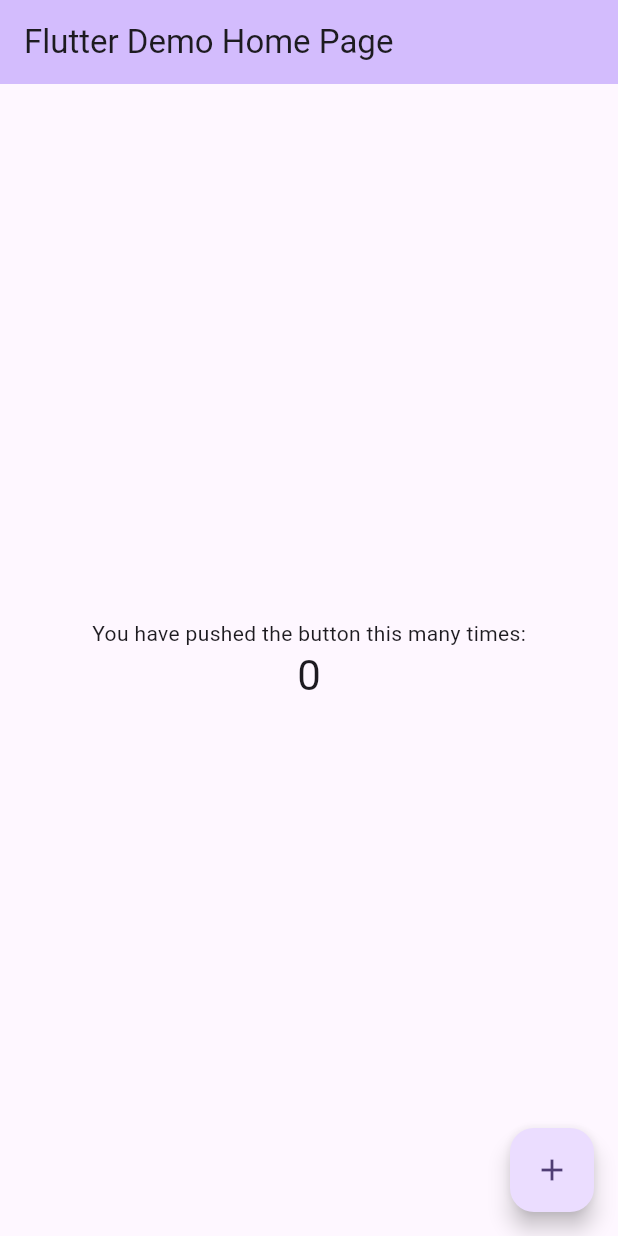
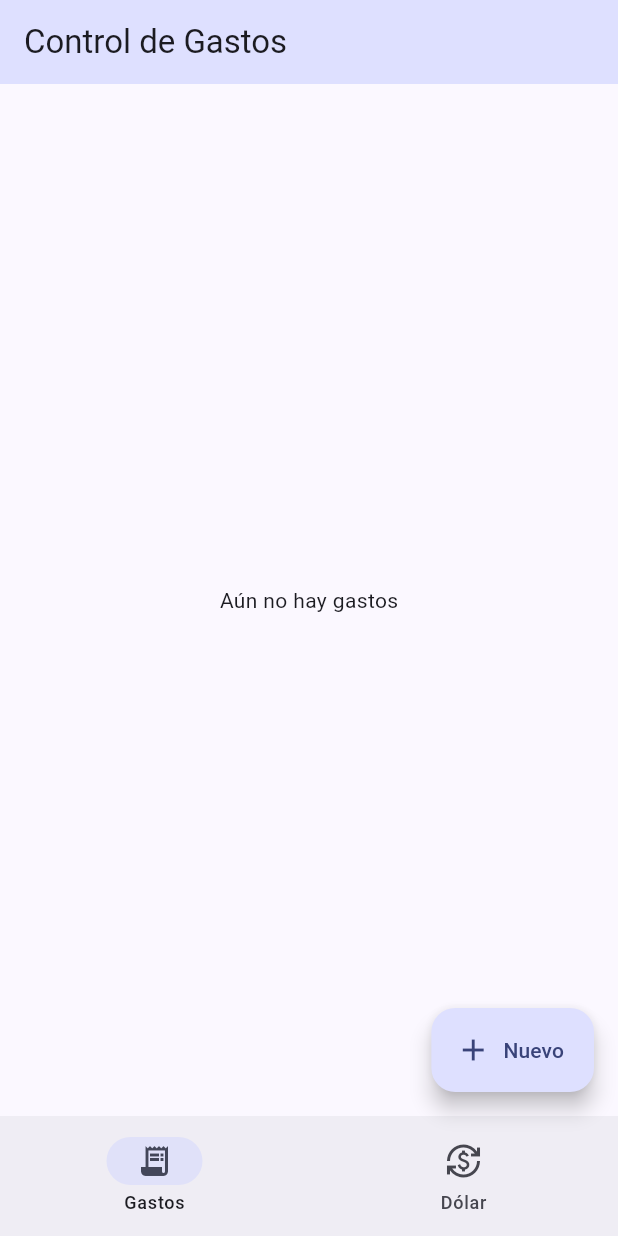
Before and after one commit to ckjosu/practica-5-api, a Flutter app: the screen it shows after launch, on a phone screen of 412 x 824 dp. Run offline on Flutter 3.47's test engine with Material 3 defaults, Android fonts, the phone set to English and light mode, and no system bars; our stand-ins replace flutter_local_notifications, geolocator, sqflite; accounts and stored records are empty.

Commit message:
Práctica 10 ejercicio: app Control de Gastos con SQLite, API, ubicación y notificaciones

```diff
--- a/lib/main.dart
+++ b/lib/main.dart
@@ -1,122 +1,23 @@
 import 'package:flutter/material.dart';
+import 'screens/inicio_screen.dart';
+import 'services/notificaciones.dart';
 
-void main() {
-  runApp(const MyApp());
+Future<void> main() async {
+  WidgetsFlutterBinding.ensureInitialized();
+  await Notificaciones.iniciar();
+  runApp(const GastosApp());
 }
 
-class MyApp extends StatelessWidget {
-  const MyApp({super.key});
+class GastosApp extends StatelessWidget {
+  const GastosApp({super.key});
 
-  // This widget is the root of your application.
-  @override
-  Widget build(BuildContext context) {
-    return MaterialApp(
-      title: 'Flutter Demo',
-      theme: ThemeData(
-        // This is the theme of your application.
-        //
-        // TRY THIS: Try running your application with "flutter run". You'll see
-        // the application has a purple toolbar. Then, without quitting the app,
-        // try changing the seedColor in the colorScheme below to Colors.green
-        // and then invoke "hot reload" (save your changes or press the "hot
-        // reload" button in a Flutter-supported IDE, or press "r" if you used
-        // the command line to start the app).
-        //
-        // Notice that the counter didn't reset back to zero; the application
-        // state is not lost during the reload. To reset the state, use hot
-        // restart instead.
-        //
-        // This works for code too, not just values: Most code changes can be
-        // tested with just a hot reload.
-        colorScheme: .fromSeed(seedColor: Colors.deepPurple),
-      ),
-      home: const MyHomePage(title: 'Flutter Demo Home Page'),
-    );
-  }
+  Widget build(BuildContext context) => MaterialApp(
+        title: 'Control de Gastos',
+        debugShowCheckedModeBanner: false,
+        theme: ThemeData(
+          colorScheme: ColorScheme.fromSeed(seedColor: Colors.indigo),
+          useMaterial3: true,
+        ),
+        home: const InicioScreen(),
+      );
 }
-
-class MyHomePage extends StatefulWidget {
-  const MyHomePage({super.key, required this.title});
-
-  // This widget is the home page of your application. It is stateful, meaning
-  // that it has a State object (defined below) that contains fields that affect
-  // how it looks.
-
-  // This class is the configuration for the state. It holds the values (in this
-  // case the title) provided by the parent (in this case the App widget) and
-  // used by the build method of the State. Fields in a Widget subclass are
-  // always marked "final".
-
-  final String title;
-
-  @override
-  State<MyHomePage> createState() => _MyHomePageState();
-}
-
-class _MyHomePageState extends State<MyHomePage> {
-  int _counter = 0;
-
-  void _incrementCounter() {
-    setState(() {
-      // This call to setState tells the Flutter framework that something has
-      // changed in this State, which causes it to rerun the build method below
-      // so that the display can reflect the updated values. If we changed
-      // _counter without calling setState(), then the build method would not be
-      // called again, and so nothing would appear to happen.
-      _counter++;
-    });
-  }
-
-  @override
-  Widget build(BuildContext context) {
-    // This method is rerun every time setState is called, for instance as done
-    // by the _incrementCounter method above.
-    //
-    // The Flutter framework has been optimized to make rerunning build methods
-    // fast, so that you can just rebuild anything that needs updating rather
-    // than having to individually change instances of widgets.
-    return Scaffold(
-      appBar: AppBar(
-        // TRY THIS: Try changing the color here to a specific color (to
-        // Colors.amber, perhaps?) and trigger a hot reload to see the AppBar
-        // change color while the other colors stay the same.
-        backgroundColor: Theme.of(context).colorScheme.inversePrimary,
-        // Here we take the value from the MyHomePage object that was created by
-        // the App.build method, and use it to set our appbar title.
-        title: Text(widget.title),
-      ),
-      body: Center(
-        // Center is a layout widget. It takes a single child and positions it
-        // in the middle of the parent.
-        child: Column(
-          // Column is also a layout widget. It takes a list of children and
-          // arranges them vertically. By default, it sizes itself to fit its
-          // children horizontally, and tries to be as tall as its parent.
-          //
-          // Column has various properties to control how it sizes itself and
-          // how it positions its children. Here we use mainAxisAlignment to
-          // center the children vertically; the main axis here is the vertical
-          // axis because Columns are vertical (the cross axis would be
-          // horizontal).
-          //
-          // TRY THIS: Invoke "debug painting" (choose the "Toggle Debug Paint"
-          // action in the IDE, or press "p" in the console), to see the
-          // wireframe for each widget.
-          mainAxisAlignment: .center,
-          children: [
-            const Text('You have pushed the button this many times:'),
-            Text(
-              '$_counter',
-              style: Theme.of(context).textTheme.headlineMedium,
-            ),
-          ],
-        ),
-      ),
-      floatingActionButton: FloatingActionButton(
-        onPressed: _incrementCounter,
-        tooltip: 'Increment',
-        child: const Icon(Icons.add),
-      ),
-    );
-  }
-}
--- /dev/null
+++ b/lib/models/gasto.dart
@@ -0,0 +1,43 @@
+import 'package:intl/intl.dart';
+
+class Gasto {
+  final int? id;
+  final String concepto;
+  final double monto;
+  final String categoria;
+  final double? latitud;
+  final double? longitud;
+  final DateTime fecha;
+
+  Gasto({
+    this.id,
+    required this.concepto,
+    required this.monto,
+    required this.categoria,
+    this.latitud,
+    this.longitud,
+    required this.fecha,
+  });
+
+  String get fechaTexto => DateFormat('dd/MM/yyyy HH:mm').format(fecha);
+
+  Map<String, Object?> toMap() => {
+        'id': id,
+        'concepto': concepto,
+        'monto': monto,
+        'categoria': categoria,
+        'latitud': latitud,
+        'longitud': longitud,
+        'fecha': fecha.toIso8601String(),
+      };
+
+  factory Gasto.fromMap(Map<String, Object?> m) => Gasto(
+        id: m['id'] as int?,
+        concepto: m['concepto'] as String,
+        monto: (m['monto'] as num).toDouble(),
+        categoria: m['categoria'] as String,
+        latitud: (m['latitud'] as num?)?.toDouble(),
+        longitud: (m['longitud'] as num?)?.toDouble(),
+        fecha: DateTime.parse(m['fecha'] as String),
+      );
+}
--- /dev/null
+++ b/lib/screens/gastos_view.dart
@@ -0,0 +1,42 @@
+import 'package:flutter/material.dart';
+import '../models/gasto.dart';
+import '../services/db_service.dart';
+import 'detalle_gasto_screen.dart';
+import 'lista_gastos.dart';
+
+class GastosView extends StatefulWidget {
+  const GastosView({super.key});
+  @override
+  State<GastosView> createState() => _GastosViewState();
+}
+
+class _GastosViewState extends State<GastosView> {
+  late Future<List<Gasto>> _futuro = DbService.listar();
+
+  void _recargar() => setState(() => _futuro = DbService.listar());
+
+  Future<void> _abrir(Gasto g) async {
+    final cambio = await Navigator.push<bool>(
+      context,
+      MaterialPageRoute(builder: (_) => DetalleGastoScreen(gasto: g)),
+    );
+    if (cambio == true) _recargar();
+  }
+
+  @override
+  Widget build(BuildContext context) => FutureBuilder<List<Gasto>>(
+        future: _futuro,
+        builder: (context, s) {
+          if (s.connectionState != ConnectionState.done) {
+            return const Center(child: CircularProgressIndicator());
+          }
+          if (s.hasError) {
+            return Center(child: Text('Error al cargar: ${s.error}'));
+          }
+          if (s.data!.isEmpty) {
+            return const Center(child: Text('Aún no hay gastos'));
+          }
+          return ListaGastos(lista: s.data!, onTap: _abrir);
+        },
+      );
+}
--- /dev/null
+++ b/lib/screens/inicio_screen.dart
@@ -0,0 +1,52 @@
+import 'package:flutter/material.dart';
+import 'cambio_screen.dart';
+import 'gastos_view.dart';
+import 'nuevo_gasto_screen.dart';
+
+class InicioScreen extends StatefulWidget {
+  const InicioScreen({super.key});
+
+  State<InicioScreen> createState() => _InicioScreenState();
+}
+
+class _InicioScreenState extends State<InicioScreen> {
+  int _tab = 0;
+  int _version = 0;
+
+  Future<void> _nuevo() async {
+    final creado = await Navigator.push<bool>(
+      context,
+      MaterialPageRoute(builder: (_) => const NuevoGastoScreen()),
+    );
+    if (creado == true) {
+      setState(() {
+        _version++;
+        _tab = 0;
+      });
+    }
+  }
+
+  @override
+  Widget build(BuildContext context) => Scaffold(
+        appBar: AppBar(
+          title: const Text('Control de Gastos'),
+          backgroundColor: Theme.of(context).colorScheme.primaryContainer,
+        ),
+        body: _tab == 0 ? GastosView(key: ValueKey(_version)) : const CambioScreen(),
+        floatingActionButton: _tab == 0
+            ? FloatingActionButton.extended(
+                onPressed: _nuevo,
+                icon: const Icon(Icons.add),
+                label: const Text('Nuevo'),
+              )
+            : null,
+        bottomNavigationBar: NavigationBar(
+          selectedIndex: _tab,
+          onDestinationSelected: (i) => setState(() => _tab = i),
+          destinations: const [
+            NavigationDestination(icon: Icon(Icons.receipt_long), label: 'Gastos'),
+            NavigationDestination(icon: Icon(Icons.currency_exchange), label: 'Dólar'),
+          ],
+        ),
+      );
+}
--- /dev/null
+++ b/lib/services/db_service.dart
@@ -0,0 +1,44 @@
+import 'package:path/path.dart';
+import 'package:sqflite/sqflite.dart';
+import '../models/gasto.dart';
+
+class DbService {
+  static Database? _db;
+
+  static Future<Database> _abrir() async {
+    if (_db != null) return _db!;
+    final ruta = join(await getDatabasesPath(), 'gastos.db');
+    _db = await openDatabase(
+      ruta,
+      version: 1,
+      onCreate: (db, v) => db.execute('''
+        CREATE TABLE gastos(
+          id INTEGER PRIMARY KEY AUTOINCREMENT,
+          concepto TEXT NOT NULL,
+          monto REAL NOT NULL,
+          categoria TEXT NOT NULL,
+          latitud REAL,
+          longitud REAL,
+          fecha TEXT NOT NULL
+        )
+      '''),
+    );
+    return _db!;
+  }
+
+  static Future<void> insertar(Gasto g) async {
+    final db = await _abrir();
+    await db.insert('gastos', g.toMap()..remove('id'));
+  }
+
+  static Future<List<Gasto>> listar() async {
+    final db = await _abrir();
+    final filas = await db.query('gastos', orderBy: 'id DESC');
+    return filas.map(Gasto.fromMap).toList();
+  }
+
+  static Future<void> eliminar(int id) async {
+    final db = await _abrir();
+    await db.delete('gastos', where: 'id = ?', whereArgs: [id]);
+  }
+}
--- a/pubspec.yaml
+++ b/pubspec.yaml
@@ -35,6 +35,12 @@ dependencies:
   # Use with the CupertinoIcons class for iOS style icons.
   cupertino_icons: ^1.0.8
   http: ^1.6.0
+  provider: ^6.1.5+1
+  sqflite: ^2.4.6
+  path: ^1.9.1
+  intl: ^0.20.3
+  geolocator: ^14.1.2
+  flutter_local_notifications: ^23.0.3
 
 dev_dependencies:
   flutter_test:
```
Also changed, not shown: lib/screens/cambio_screen.dart (added, +56 -0 lines), lib/screens/detalle_gasto_screen.dart (added, +64 -0 lines), lib/screens/lista_gastos.dart (added, +39 -0 lines), lib/screens/nuevo_gasto_screen.dart (added, +134 -0 lines), lib/services/api_service.dart (added, +15 -0 lines), lib/services/notificaciones.dart (added, +37 -0 lines), lib/services/ubicacion_service.dart (added, +30 -0 lines), pubspec.lock, 4 other files.
